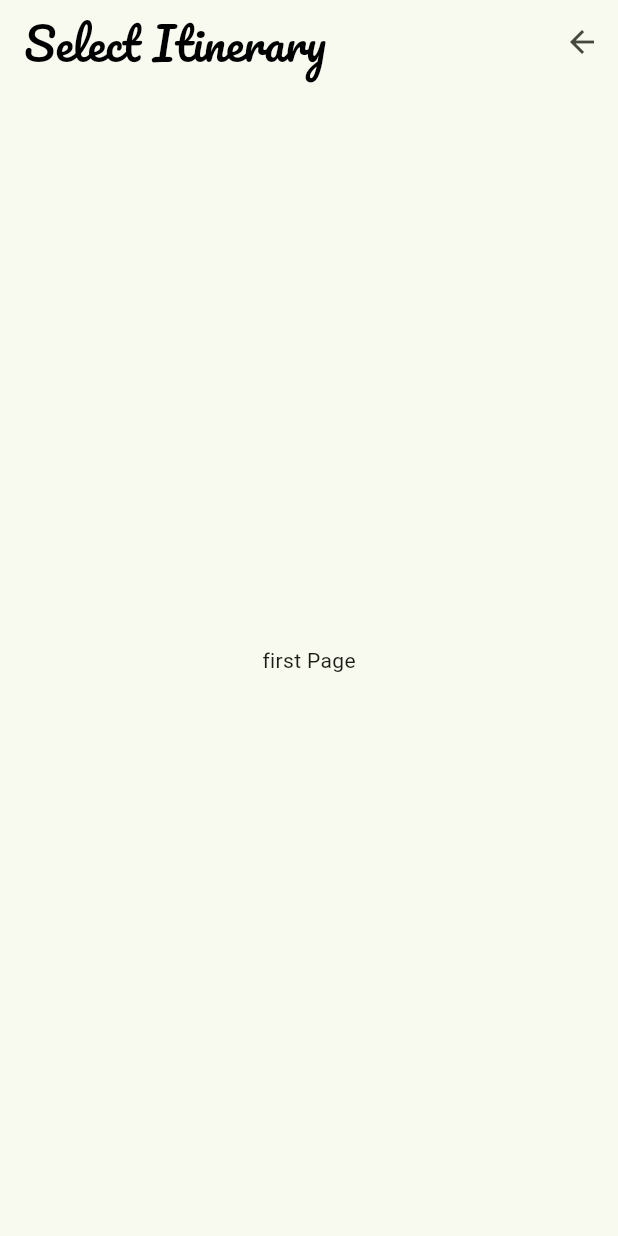
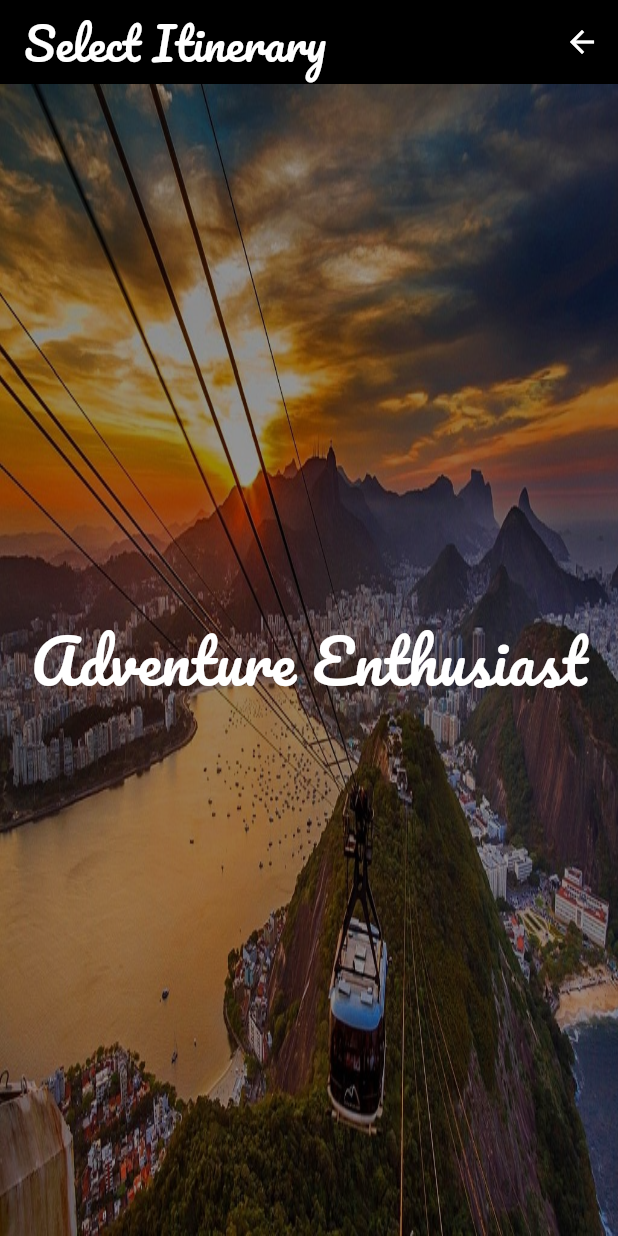
Before and after one commit to Alireza-rahnama/flutter-mobile-app-city-explorer, a Flutter app: the PageViewItinerary screen opened directly, on a phone screen of 412 x 824 dp. Run offline on Flutter 3.47's test engine with Material 2 defaults, Android fonts, the phone set to English and light mode, and no system bars; our stand-ins replace google_fonts; missing offline and left inert: onboarding_animation.

Commit message:
added itinerary page view and refactored the UI design

```diff
--- a/lib/page_view_itinerary.dart
+++ b/lib/page_view_itinerary.dart
@@ -4,11 +4,11 @@ import 'package:google_fonts/google_fonts.dart';
 import 'grid_item_data.dart';
 
 void main() {
-  runApp(_Category());
+  runApp(CategoryPageView());
 }
 
-class _Category extends StatelessWidget {
-  _Category({super.key});
+class CategoryPageView extends StatelessWidget {
+  const CategoryPageView({super.key});
 
   @override
   Widget build(BuildContext context) {
@@ -30,16 +30,19 @@ class PageViewItinerary extends StatelessWidget {
   @override
   Widget build(BuildContext context) {
     return Scaffold(
+      backgroundColor: Colors.black,
         appBar: AppBar(
+            backgroundColor: Colors.black,
             title: Text("Select Itinerary",
                 style: GoogleFonts.pacifico(
-                  color: Colors.black,
+                  color: Colors.white,
                   fontSize: 30.0,
                 )),
             actions: <Widget>[
               IconButton(
                 icon: Icon(Icons.arrow_back_outlined),
                 tooltip: 'Go back',
+                color: Colors.white,
                 onPressed: () {
                   Navigator.push(
                     context,
@@ -57,45 +60,76 @@ class _myPageViews extends StatelessWidget {
 
   List<GridItemData> gridData = [
     GridItemData(
-      imagePath: 'assets/images/1.jpeg',
+      imagePath: 'assets/images/advent.jpg',
       icon: Icons.star,
-      text: 'Adventure\n Enthusiast',
+      text: 'Adventure Enthusiast',
     ),
     GridItemData(
-      imagePath: 'assets/images/parque-lage.jpg',
+      imagePath: 'assets/images/historic.jpg',
       icon: Icons.museum,
-      text: 'History\n Afcionados',
+      text: 'History Aficionados',
     ),
     GridItemData(
-      imagePath: 'assets/images/rio-de-janeiro.png',
+      imagePath: 'assets/images/brazilian-food.jpg',
       icon: Icons.music_note,
-      text: 'Culinary\n Seekers',
+      text: 'Culinary Seekers',
     ),
     GridItemData(
       imagePath: 'assets/images/night-life.jpg',
       icon: Icons.wine_bar,
-      text: 'Nightlife\n Revelers',
+      text: 'Nightlife Revelers',
     ),
   ];
 
-  @override
   Widget build(BuildContext context) {
     final PageController controller = PageController();
     return PageView(
-      /// [PageView.scrollDirection] defaults to [Axis.horizontal].
-      /// Use [Axis.vertical] to scroll vertically.
       controller: controller,
-      children: const <Widget>[
-        Center(
-        child: Text('first Page'),
-        ),
-        Center(
-          child: Text('Second Page'),
-        ),
-        Center(
-          child: Text('Third Page'),
-        ),
+      children: <Widget>[
+        _buildGridItem(gridData[0]),
+        _buildGridItem(gridData[1]),
+        _buildGridItem(gridData[2]),
+        _buildGridItem(gridData[3]),
       ],
     );
   }
+
+  Widget _buildGridItem(GridItemData item) {
+    return GestureDetector(
+      onTap: () {
+        print("tapped pageview");
+        // Handle navigation to the desired page here
+        // Navigator.push(
+        //   context,
+        //   MaterialPageRoute(
+        //     // builder: (context) => YourDestinationPage(), // Replace with your destination page widget
+        //   ),
+        // );
+      },
+      child: Stack(
+        children: [
+          // Background Image
+          Positioned.fill(
+            child: Opacity(
+              opacity: 0.6,
+              child: Image.asset(
+                item.imagePath,
+                fit: BoxFit.fill,
+              ),
+            ),
+          ),
+          Center(
+            child: Text(
+              item.text,
+              style: GoogleFonts.pacifico(
+                color: Colors.white,
+                fontSize: 40.0,
+              ),
+            ),
+          ),
+        ],
+      ),
+    );
+  }
+
 }
```
Also changed, not shown: lib/home_page.dart (+35 -2 lines), lib/select_itinerary.dart (+16 -9 lines), assets/images/1.jpeg (added), assets/images/advent.jpg (added), assets/images/night-life.jpg (added), 1 other file.
